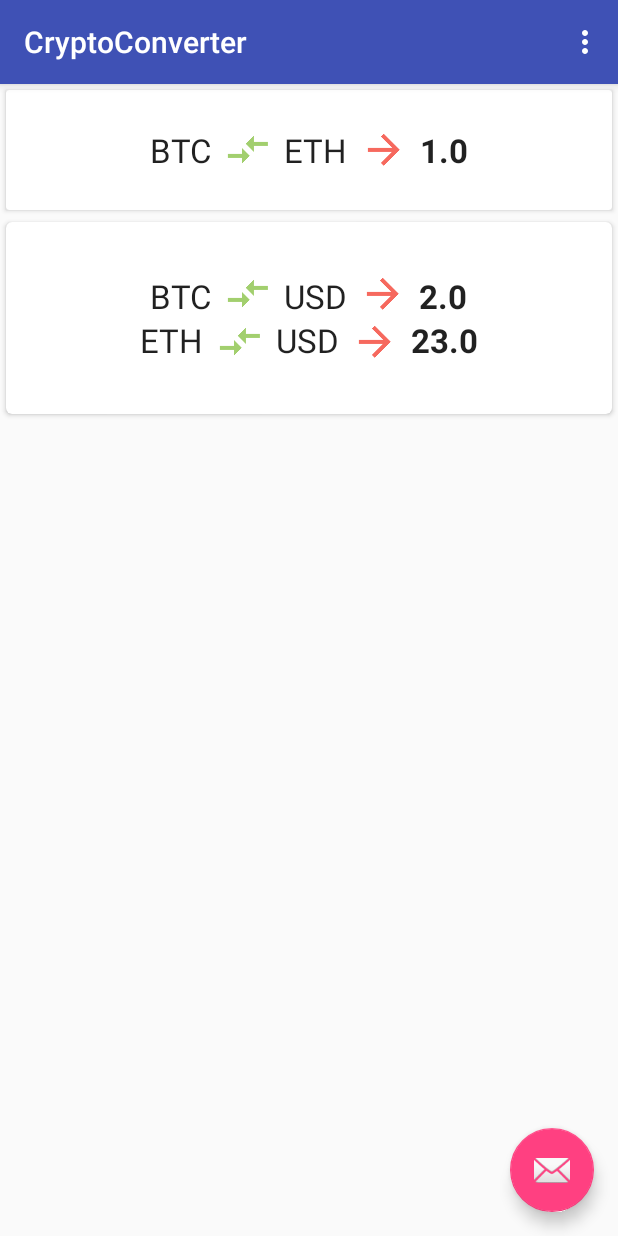
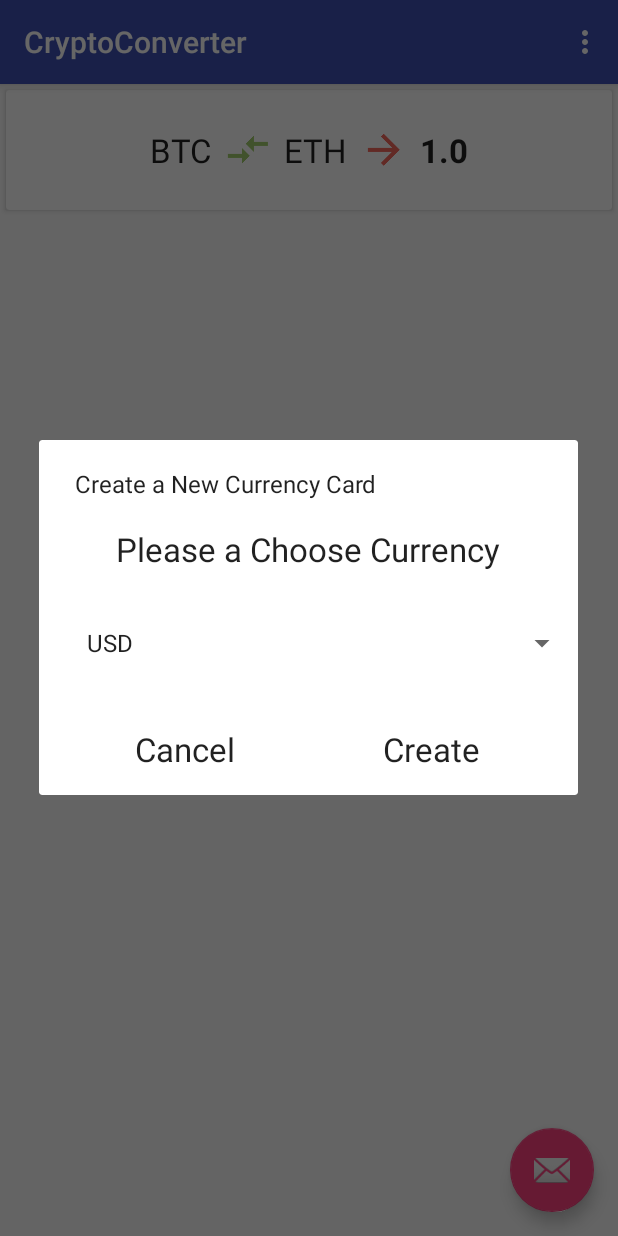
Before and after one commit to komsic/CryptoConverter, an Android app: the screen it shows after launch (MainActivity), after a tap on an icon or button, on a phone screen of 412 x 824 dp. Run offline under Robolectric (Android 15) with nearby library versions, the phone set to English and light mode, and no system bars.

Commit message:
Add dialog to accept input

```diff
--- a/app/src/main/java/com/example/komsic/cryptoconverter/activity/MainActivity.java
+++ b/app/src/main/java/com/example/komsic/cryptoconverter/activity/MainActivity.java
@@ -15,15 +15,13 @@ import android.widget.TextView;
 
 import com.example.komsic.cryptoconverter.R;
 import com.example.komsic.cryptoconverter.adapter.CurrencyConversionAdapter;
+import com.example.komsic.cryptoconverter.helper.DialogNewCard;
 import com.example.komsic.cryptoconverter.model.Currency;
 import com.example.komsic.cryptoconverter.model.CurrencyRate;
 import com.example.komsic.cryptoconverter.model.ItemResponse;
-import com.example.komsic.cryptoconverter.service.RestApiClient;
-import com.example.komsic.cryptoconverter.service.RestApiService;
 
-import retrofit2.Call;
 
-import static com.example.komsic.cryptoconverter.model.Currency.onChangeRatesValue;
+
 
 public class MainActivity extends AppCompatActivity {
 
@@ -53,9 +51,9 @@ public class MainActivity extends AppCompatActivity {
         fab.setOnClickListener(new View.OnClickListener() {
             @Override
             public void onClick(View view) {
-                Currency c = new Currency(Currency.CurrencyType.USD);
-                mAdapter.addItem(c);
-
+                DialogNewCard dialog = new DialogNewCard();
+                dialog.show(getFragmentManager(), "123");
+                //create(Currency.CurrencyType.CHF);
             }
         });
     }
@@ -95,4 +93,8 @@ public class MainActivity extends AppCompatActivity {
         ItemResponse.seteTH(etH);
         btcToEthRateTV.setText(String.valueOf(ItemResponse.getBTC().getETH()));
     }
+
+    public void create(Currency.CurrencyType currencyType) {
+        mAdapter.addItem(new Currency(currencyType));
+    }
 }
--- a/app/src/main/java/com/example/komsic/cryptoconverter/adapter/CurrencyConversionAdapter.java
+++ b/app/src/main/java/com/example/komsic/cryptoconverter/adapter/CurrencyConversionAdapter.java
@@ -38,6 +38,7 @@ public class CurrencyConversionAdapter extends RecyclerView.Adapter<CurrencyConv
 
     @Override
     public void onBindViewHolder(CardViewHolder holder, int position) {
+        Currency.CurrencyType.onChangeRatesValue();
         Currency currency = mList.get(position);
 
         final String currencyName = currency.getCType().name();
--- /dev/null
+++ b/app/src/main/java/com/example/komsic/cryptoconverter/helper/DialogNewCard.java
@@ -0,0 +1,86 @@
+package com.example.komsic.cryptoconverter.helper;
+
+
+import android.app.AlertDialog;
+import android.app.Dialog;
+import android.app.DialogFragment;
+import android.os.Bundle;
+import android.view.LayoutInflater;
+import android.view.View;
+import android.widget.AdapterView;
+import android.widget.ArrayAdapter;
+import android.widget.Spinner;
+import android.widget.TextView;
+import android.widget.Toast;
+
+import com.example.komsic.cryptoconverter.R;
+import com.example.komsic.cryptoconverter.activity.MainActivity;
+import com.example.komsic.cryptoconverter.model.Currency;
+
+import java.util.ArrayList;
+import java.util.Arrays;
+
+public class DialogNewCard extends DialogFragment
+{
+	private Currency.CurrencyType mCurrencyType;
+
+	@Override
+	public Dialog onCreateDialog(Bundle savedInstanceState)
+	{
+		AlertDialog.Builder builder = new AlertDialog.Builder(getActivity());
+		LayoutInflater inflater = getActivity().getLayoutInflater();
+		View dialogView = inflater.inflate(R.layout.dialog_create_new_card, null);
+
+		ArrayList<Currency.CurrencyType> cType = new ArrayList<>();
+		cType.addAll(Arrays.asList(Currency.CurrencyType.values()));
+		cType.remove(0);
+
+        final Spinner spinner = (Spinner) dialogView.findViewById(R.id
+				.dialog_currency_chooser_spinner);
+		spinner.setAdapter(new ArrayAdapter<>(getActivity(), android.R.layout.simple_list_item_1,
+				cType));
+		spinner.setOnItemSelectedListener(new AdapterView.OnItemSelectedListener(){
+				@Override
+				public void onItemSelected(AdapterView<?> parentView, View selectedItemView,
+										   int position, long id) {
+					Currency.CurrencyType currencyType = (Currency.CurrencyType)
+							spinner.getSelectedItem();
+					get(currencyType);
+				}
+
+				@Override
+				public void onNothingSelected(AdapterView<?> parentView) {
+				}
+			});
+
+		final TextView createTxt = (TextView) dialogView.findViewById(R.id.create_txt);
+		final TextView cancelTxt = (TextView) dialogView.findViewById(R.id.cancel_txt);
+
+
+		builder.setView(dialogView).setMessage("Create a New Currency Card");
+
+		cancelTxt.setOnClickListener(new View.OnClickListener(){
+				@Override
+				public void onClick(View v){
+					dismiss();
+				}
+			});
+
+		createTxt.setOnClickListener(new View.OnClickListener(){
+
+				@Override
+				public void onClick(View v){
+					MainActivity callingActivity = (MainActivity) getActivity();
+					callingActivity.create(mCurrencyType);
+
+					dismiss();
+				}
+			});
+		return builder.create();
+	}
+
+	Currency.CurrencyType get(Currency.CurrencyType currencyType) {
+		mCurrencyType = currencyType;
+		return mCurrencyType;
+	}
+}
--- a/app/src/main/java/com/example/komsic/cryptoconverter/model/Currency.java
+++ b/app/src/main/java/com/example/komsic/cryptoconverter/model/Currency.java
@@ -9,34 +9,59 @@ public class Currency {
 
     // TODO try making the constructor 0s and look like set response
     public enum CurrencyType{
-        ETH(ItemResponse.getBTC().getETH(), ItemResponse.getETH().getETH()),
-        USD(ItemResponse.getBTC().getUSD(), ItemResponse.getETH().getUSD()),
-        CAD(ItemResponse.getBTC().getCAD(), ItemResponse.getETH().getCAD()),
-        EUR(ItemResponse.getBTC().getEUR(), ItemResponse.getETH().getEUR()),
-        GBP(ItemResponse.getBTC().getGBP(), ItemResponse.getETH().getGBP()),
-        CNY(ItemResponse.getBTC().getCNY(), ItemResponse.getETH().getCNY()),
-        CHF(ItemResponse.getBTC().getCHF(), ItemResponse.getETH().getCHF()),
-        AUD(ItemResponse.getBTC().getAUD(), ItemResponse.getETH().getAUD()),
-        JPY(ItemResponse.getBTC().getJPY(), ItemResponse.getETH().getJPY()),
-        SEK(ItemResponse.getBTC().getSEK(), ItemResponse.getETH().getSEK()),
-        MXN(ItemResponse.getBTC().getMXN(), ItemResponse.getETH().getMXN()),
-        NZD(ItemResponse.getBTC().getNZD(), ItemResponse.getETH().getNZD()),
-        SGD(ItemResponse.getBTC().getSGD(), ItemResponse.getETH().getSGD()),
-        HKD(ItemResponse.getBTC().getHKD(), ItemResponse.getETH().getHKD()),
-        NOK(ItemResponse.getBTC().getNOK(), ItemResponse.getETH().getNOK()),
-        TRY(ItemResponse.getBTC().getTRY(), ItemResponse.getETH().getTRY()),
-        RUB(ItemResponse.getBTC().getRUB(), ItemResponse.getETH().getRUB()),
-        ZAR(ItemResponse.getBTC().getZAR(), ItemResponse.getETH().getZAR()),
-        BRL(ItemResponse.getBTC().getBRL(), ItemResponse.getETH().getBRL()),
-        MYR(ItemResponse.getBTC().getMYR(), ItemResponse.getETH().getMYR()),
-        NGN(ItemResponse.getBTC().getNGN(), ItemResponse.getETH().getNGN());
+//        ETH(ItemResponse.getBTC().getETH(), ItemResponse.getETH().getETH()),
+//        USD(ItemResponse.getBTC().getUSD(), ItemResponse.getETH().getUSD()),
+//        CAD(ItemResponse.getBTC().getCAD(), ItemResponse.getETH().getCAD()),
+//        EUR(ItemResponse.getBTC().getEUR(), ItemResponse.getETH().getEUR()),
+//        GBP(ItemResponse.getBTC().getGBP(), ItemResponse.getETH().getGBP()),
+//        CNY(ItemResponse.getBTC().getCNY(), ItemResponse.getETH().getCNY()),
+//        CHF(ItemResponse.getBTC().getCHF(), ItemResponse.getETH().getCHF()),
+//        AUD(ItemResponse.getBTC().getAUD(), ItemResponse.getETH().getAUD()),
+//        JPY(ItemResponse.getBTC().getJPY(), ItemResponse.getETH().getJPY()),
+//        SEK(ItemResponse.getBTC().getSEK(), ItemResponse.getETH().getSEK()),
+//        MXN(ItemResponse.getBTC().getMXN(), ItemResponse.getETH().getMXN()),
+//        NZD(ItemResponse.getBTC().getNZD(), ItemResponse.getETH().getNZD()),
+//        SGD(ItemResponse.getBTC().getSGD(), ItemResponse.getETH().getSGD()),
+//        HKD(ItemResponse.getBTC().getHKD(), ItemResponse.getETH().getHKD()),
+//        NOK(ItemResponse.getBTC().getNOK(), ItemResponse.getETH().getNOK()),
+//        TRY(ItemResponse.getBTC().getTRY(), ItemResponse.getETH().getTRY()),
+//        RUB(ItemResponse.getBTC().getRUB(), ItemResponse.getETH().getRUB()),
+//        ZAR(ItemResponse.getBTC().getZAR(), ItemResponse.getETH().getZAR()),
+//        BRL(ItemResponse.getBTC().getBRL(), ItemResponse.getETH().getBRL()),
+//        MYR(ItemResponse.getBTC().getMYR(), ItemResponse.getETH().getMYR()),
+//        NGN(ItemResponse.getBTC().getNGN(), ItemResponse.getETH().getNGN());
+
+        ETH(),
+        USD(),
+        CAD(),
+        EUR(),
+        GBP(),
+        CNY(),
+        CHF(),
+        AUD(),
+        JPY(),
+        SEK(),
+        MXN(),
+        NZD(),
+        SGD(),
+        HKD(),
+        NOK(),
+        TRY(),
+        RUB(),
+        ZAR(),
+        BRL(),
+        MYR(),
+        NGN();
 
         private double currencyBTCRate;
         private double currencyETHRate;
 
-        CurrencyType(double btcRate, double ethRate){
-            currencyBTCRate = btcRate;
-            currencyETHRate = ethRate;
+        CurrencyType() {
+        }
+
+        public static void onChangeRatesValue(){
+            cType.currencyBTCRate = ItemResponse.getBTC().getRate(cType);
+            cType.currencyETHRate = ItemResponse.getETH().getRate(cType);
         }
     }
 
@@ -59,11 +84,6 @@ public class Currency {
         return cType.currencyETHRate;
     }
 
-    public static void onChangeRatesValue(){
-        cType.currencyBTCRate = ItemResponse.getBTC().getRate(cType);
-        cType.currencyETHRate = ItemResponse.getETH().getRate(cType);
-    }
-
     private double convertToBTC(double amount){
         return amount * cType.currencyBTCRate;
     }
--- /dev/null
+++ b/app/src/main/res/layout/dialog_create_new_card.xml
@@ -0,0 +1,51 @@
+<?xml version="1.0" encoding="utf-8"?>
+<LinearLayout
+		xmlns:android="http://schemas.android.com/apk/res/android"
+		android:layout_width="match_parent"
+		android:layout_height="wrap_content"
+		android:gravity="center"
+		android:layout_gravity="center"
+		android:orientation="vertical">
+
+		<TextView
+			android:layout_width="wrap_content"
+			android:layout_height="wrap_content"
+			android:text="Please a Choose Currency"
+			android:layout_marginBottom="8dp"
+			android:textAppearance="?android:textAppearanceLarge"/>
+
+		<Spinner
+			android:padding="16dp"
+			android:id="@+id/dialog_currency_chooser_spinner"
+			android:layout_width="match_parent"
+			android:layout_height="wrap_content"/>
+
+	<LinearLayout
+		android:layout_width="match_parent"
+		android:layout_height="wrap_content"
+		android:padding="16dp"
+		android:orientation="horizontal">
+
+		<TextView
+			android:id="@+id/cancel_txt"
+			android:layout_width="0dp"
+			android:layout_weight="1"
+			android:layout_height="wrap_content"
+			android:text="Cancel"
+			android:gravity="center"
+			android:layout_gravity="center"
+			android:textAppearance="?android:textAppearanceLarge"/>
+
+		<TextView
+			android:id="@+id/create_txt"
+			android:layout_width="0dp"
+			android:layout_weight="1"
+			android:layout_height="wrap_content"
+			android:text="Create"
+			android:gravity="center"
+			android:layout_gravity="center"
+			android:textAppearance="?android:textAppearanceLarge"/>
+
+	</LinearLayout>
+
+	</LinearLayout>
```
